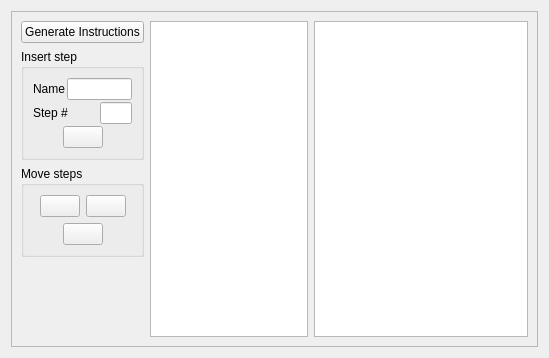
Qt form ui/brewDayScrollWidget.ui (Brewtarget/brewtarget) before a commit.
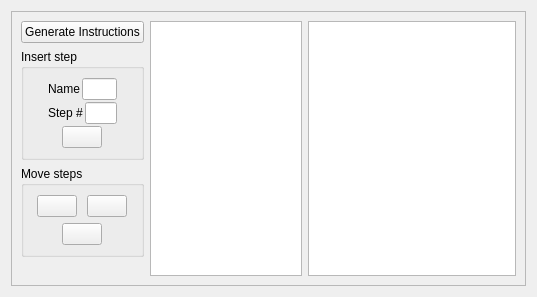
The same form after that commit. Icons and pictures are not drawn.

Commit message: Beautified the main window so that it looks natural when full screen.

Diff of the .ui file:
```diff
--- a/ui/brewDayScrollWidget.ui
+++ b/ui/brewDayScrollWidget.ui
@@ -6,8 +6,8 @@
    <rect>
     <x>0</x>
     <y>0</y>
-    <width>549</width>
-    <height>358</height>
+    <width>537</width>
+    <height>297</height>
    </rect>
   </property>
   <property name="windowTitle">
@@ -24,8 +24,8 @@
        <rect>
         <x>0</x>
         <y>0</y>
-        <width>541</width>
-        <height>326</height>
+        <width>523</width>
+        <height>283</height>
        </rect>
       </property>
       <layout class="QHBoxLayout" name="horizontalLayout_3">
@@ -99,7 +99,7 @@
                 <item>
                  <widget class="QLabel" name="label_2">
                   <property name="sizePolicy">
-                   <sizepolicy hsizetype="MinimumExpanding" vsizetype="Fixed">
+                   <sizepolicy hsizetype="Preferred" vsizetype="Fixed">
                     <horstretch>0</horstretch>
                     <verstretch>0</verstretch>
                    </sizepolicy>
@@ -140,6 +140,12 @@
                <layout class="QHBoxLayout" name="horizontalLayout">
                 <item>
                  <widget class="QLabel" name="label">
+                  <property name="sizePolicy">
+                   <sizepolicy hsizetype="Preferred" vsizetype="Preferred">
+                    <horstretch>0</horstretch>
+                    <verstretch>0</verstretch>
+                   </sizepolicy>
+                  </property>
                   <property name="text">
                    <string>Step #</string>
                   </property>
@@ -177,21 +183,14 @@
                 <property name="margin">
                  <number>0</number>
                 </property>
-                <item>
-                 <spacer name="horizontalSpacer_3">
-                  <property name="orientation">
-                   <enum>Qt::Horizontal</enum>
-                  </property>
-                  <property name="sizeHint" stdset="0">
-                   <size>
-                    <width>0</width>
-                    <height>0</height>
-                   </size>
-                  </property>
-                 </spacer>
-                </item>
                 <item>
                  <widget class="QPushButton" name="pushButton_insert">
+                  <property name="sizePolicy">
+                   <sizepolicy hsizetype="Maximum" vsizetype="Fixed">
+                    <horstretch>0</horstretch>
+                    <verstretch>0</verstretch>
+                   </sizepolicy>
+                  </property>
                   <property name="toolTip">
                    <string>Insert the new step</string>
                   </property>
@@ -204,19 +203,6 @@
                   </property>
                  </widget>
                 </item>
-                <item>
-                 <spacer name="horizontalSpacer_4">
-                  <property name="orientation">
-                   <enum>Qt::Horizontal</enum>
-                  </property>
-                  <property name="sizeHint" stdset="0">
-                   <size>
-                    <width>0</width>
-                    <height>0</height>
-                   </size>
-                  </property>
-                 </spacer>
-                </item>
                </layout>
               </item>
               <item>
@@ -248,23 +234,10 @@
               <property name="margin">
                <number>0</number>
               </property>
-              <item>
-               <spacer name="horizontalSpacer_5">
-                <property name="orientation">
-                 <enum>Qt::Horizontal</enum>
-                </property>
-                <property name="sizeHint" stdset="0">
-                 <size>
-                  <width>0</width>
-                  <height>0</height>
-                 </size>
-                </property>
-               </spacer>
-              </item>
               <item>
                <widget class="QPushButton" name="pushButton_up">
                 <property name="sizePolicy">
-                 <sizepolicy hsizetype="Preferred" vsizetype="Fixed">
+                 <sizepolicy hsizetype="Maximum" vsizetype="Fixed">
                   <horstretch>0</horstretch>
                   <verstretch>0</verstretch>
                  </sizepolicy>
@@ -284,7 +257,7 @@
               <item>
                <widget class="QPushButton" name="pushButton_down">
                 <property name="sizePolicy">
-                 <sizepolicy hsizetype="Preferred" vsizetype="Fixed">
+                 <sizepolicy hsizetype="Maximum" vsizetype="Fixed">
                   <horstretch>0</horstretch>
                   <verstretch>0</verstretch>
                  </sizepolicy>
@@ -301,19 +274,6 @@
                 </property>
                </widget>
               </item>
-              <item>
-               <spacer name="horizontalSpacer_8">
-                <property name="orientation">
-                 <enum>Qt::Horizontal</enum>
-                </property>
-                <property name="sizeHint" stdset="0">
-                 <size>
-                  <width>0</width>
-                  <height>0</height>
-                 </size>
-                </property>
-               </spacer>
-              </item>
              </layout>
             </item>
             <item>
@@ -321,23 +281,10 @@
               <property name="margin">
                <number>0</number>
               </property>
-              <item>
-               <spacer name="horizontalSpacer_7">
-                <property name="orientation">
-                 <enum>Qt::Horizontal</enum>
-                </property>
-                <property name="sizeHint" stdset="0">
-                 <size>
-                  <width>0</width>
-                  <height>0</height>
-                 </size>
-                </property>
-               </spacer>
-              </item>
               <item>
                <widget class="QPushButton" name="pushButton_remove">
                 <property name="sizePolicy">
-                 <sizepolicy hsizetype="Preferred" vsizetype="Fixed">
+                 <sizepolicy hsizetype="Maximum" vsizetype="Fixed">
                   <horstretch>0</horstretch>
                   <verstretch>0</verstretch>
                  </sizepolicy>
@@ -354,19 +301,6 @@
                 </property>
                </widget>
               </item>
-              <item>
-               <spacer name="horizontalSpacer_10">
-                <property name="orientation">
-                 <enum>Qt::Horizontal</enum>
-                </property>
-                <property name="sizeHint" stdset="0">
-                 <size>
-                  <width>0</width>
-                  <height>0</height>
-                 </size>
-                </property>
-               </spacer>
-              </item>
              </layout>
             </item>
            </layout>
```
Left out of the diff: 36 changed lines with no effect on the pictures. The commit also changes 3 other files.
